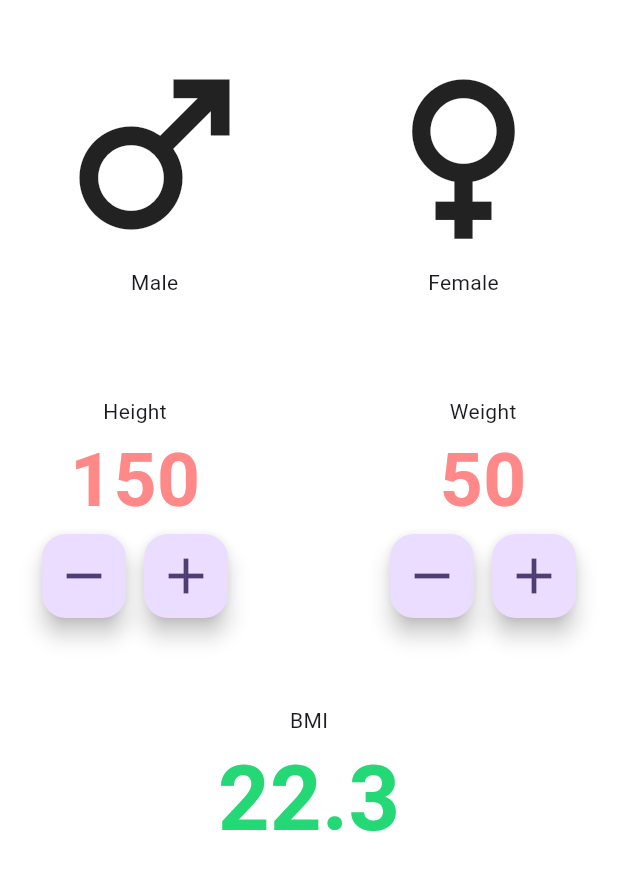
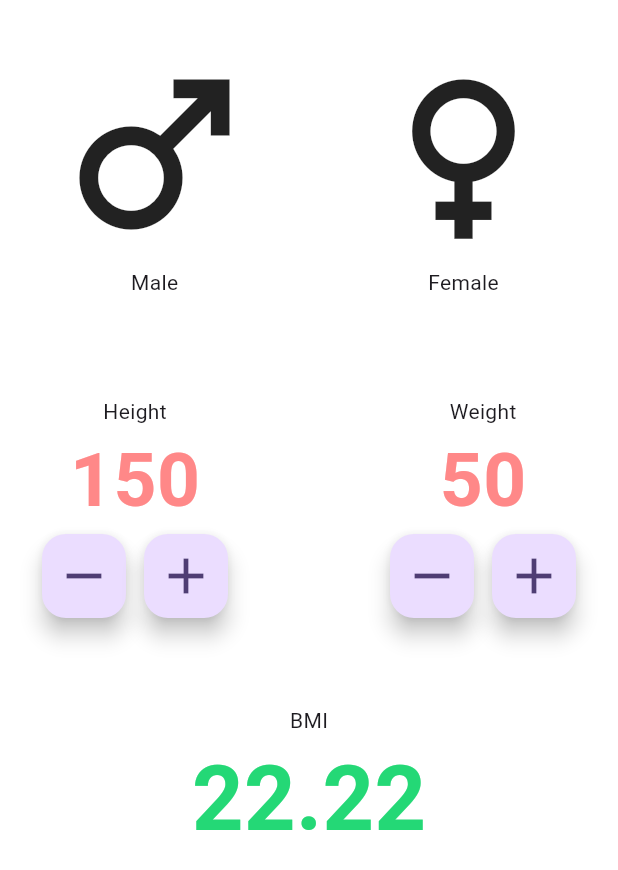
Before and after one commit to RavinduSperera/BMI_Calculator_Mobile_App, a Flutter app: the screen it shows after launch, after a tap on the "remove" icon, after a tap on the "add" icon, on a phone screen of 412 x 824 dp. Shown: the top 870 px of the screen. Run offline on Flutter 3.47's test engine with Material 3 defaults, Android fonts, the phone set to English and light mode, and no system bars.

Commit message:
implemented all the calculation functions and all doing well

```diff
--- a/lib/main_page.dart
+++ b/lib/main_page.dart
@@ -12,6 +12,7 @@ class _MainPageState extends State<MainPage> {
   // define variables
   int height = 150;
   int weight = 50;
+  late double bmi = calculateBMI(height: height, weight: weight);
 
   @override
   Widget build(BuildContext context) {
@@ -79,6 +80,10 @@ class _MainPageState extends State<MainPage> {
                                     setState(() {
                                       if (height > 50) {
                                         height--;
+                                        bmi = calculateBMI(
+                                          height: height,
+                                          weight: weight,
+                                        );
                                       }
                                     });
                                     print(height);
@@ -93,6 +98,10 @@ class _MainPageState extends State<MainPage> {
                                     setState(() {
                                       if (height < 220) {
                                         height++;
+                                        bmi = calculateBMI(
+                                          height: height,
+                                          weight: weight,
+                                        );
                                       }
                                     });
                                     print('H P');
@@ -130,6 +139,10 @@ class _MainPageState extends State<MainPage> {
                                     setState(() {
                                       if (weight > 30) {
                                         weight--;
+                                        bmi = calculateBMI(
+                                          height: height,
+                                          weight: weight,
+                                        );
                                       }
                                     });
                                     print("W M");
@@ -144,6 +157,10 @@ class _MainPageState extends State<MainPage> {
                                     setState(() {
                                       if (weight < 200) {
                                         weight++;
+                                        bmi = calculateBMI(
+                                          height: height,
+                                          weight: weight,
+                                        );
                                       }
                                     });
                                     print('W P');
@@ -164,7 +181,7 @@ class _MainPageState extends State<MainPage> {
                 children: [
                   Text('BMI'),
                   Text(
-                    '22.3',
+                    bmi.toStringAsFixed(2), // showing only 2 decimal places
                     style: kInputLabelColor.copyWith(
                       color: kOutputTextColor, // add style from constants.dart
                       fontSize: 60,
@@ -180,5 +197,7 @@ class _MainPageState extends State<MainPage> {
   }
 
   // function define for calculating BMI
-  void calculateBMI() {}
+  double calculateBMI({required int height, required int weight}) {
+    return (weight / (height * height)) * 10000; // formula
+  }
 }
```
